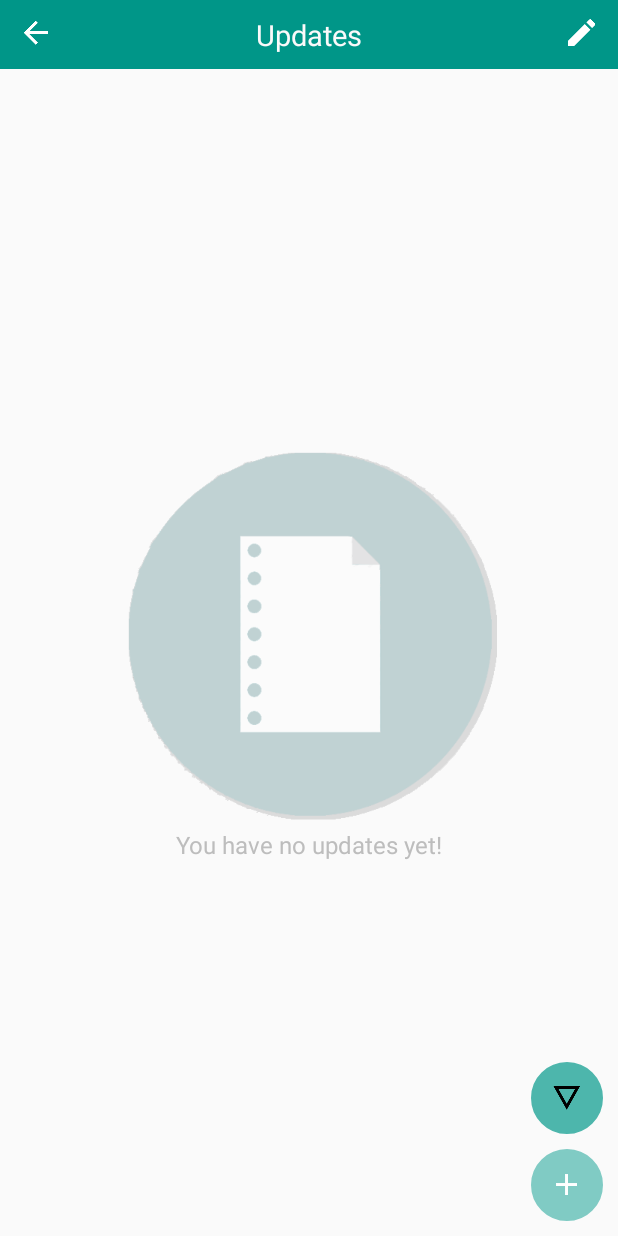
After one commit to rjhonsl/PetOneCRM1, an Android app: the Activity_Unsynced_Data screen opened directly, with no data from a screen before it, on a phone screen of 412 x 824 dp. The commit adds this screen. Run offline under Robolectric (Android 15) with nearby library versions, the phone set to English and light mode, and no system bars; network calls fail.

Commit message:
-Starting to Connect to Online DB -Uploading data that are not posted

```diff
--- a/app/src/main/AndroidManifest.xml
+++ b/app/src/main/AndroidManifest.xml
@@ -44,12 +44,17 @@
 
         <activity
             android:name=".Main.Activity_Add_ClientInfo"
-            android:label="Client Updates">
+            android:label="Client Information">
         </activity>
 
         <activity
             android:name=".Main.Activity_Edit_ClientInfo"
-            android:label="Client Information">
+            android:label="Client Edit Clientinfo">
+        </activity>
+
+        <activity
+            android:name=".Main.Activity_Unsynced_Data"
+            android:label="Unsynced Data">
         </activity>
 
         <activity
--- a/app/src/main/java/com/santeh/petone/crm/DBase/DB_Query_PetOneCRM.java
+++ b/app/src/main/java/com/santeh/petone/crm/DBase/DB_Query_PetOneCRM.java
@@ -1,5 +1,6 @@
 package com.santeh.petone.crm.DBase;
 
+import android.app.Activity;
 import android.content.ContentValues;
 import android.content.Context;
 import android.database.Cursor;
@@ -133,6 +134,35 @@ public class DB_Query_PetOneCRM {
 		}
 
 		return isExisting;
+	}
+
+	public Cursor getNotPosted_ClientInfo(Activity activity){
+
+		String query = "SELECT * FROM "+DB_Helper_PetOneCRM.TBL_CLIENTINFO+" WHERE "
+				+ DB_Helper_PetOneCRM.CL_CLIENTINFO_IsPosted + " = 0 AND "
+				+ DB_Helper_PetOneCRM.CL_CLIENTINFO_addedby + " = " + Helper.variables.getGlobalVar_currentUserID(activity)
+				;
+		String[] params = new String[] {};
+		return db.rawQuery(query, params);
+	}
+
+
+	public Cursor getNotPosted_Updates(Activity activity){
+
+		String query = "SELECT * FROM [SALES.PETONE.CRM.UPDATES] "
+				+ "INNER JOIN [SALES.PETONE.CRM.CLIENTINFO] ON "
+				+ "[SALES.PETONE.CRM.CLIENTINFO].ci_customerId = [SALES.PETONE.CRM.UPDATES].updates_clientid "
+				+ "WHERE [SALES.PETONE.CRM.CLIENTINFO].ci_addedby = "+ Helper.variables.getGlobalVar_currentUserID(activity);
+		String[] params = new String[] {};
+		return db.rawQuery(query, params);
+	}
+
+	public Cursor getNotPosted_userActivity(Activity activity){
+
+		String query = "SELECT * FROM[SALES.PETONE.CRM.USERS.ACTIVITY] "
+		+ " WHERE [SALES.PETONE.CRM.USERS.ACTIVITY] = "+ Helper.variables.getGlobalVar_currentUserID(activity);
+		String[] params = new String[] {};
+		return db.rawQuery(query, params);
 	}
 
 	public int getUser_Count() {
--- a/app/src/main/java/com/santeh/petone/crm/Main/Activity_LoginScreen.java
+++ b/app/src/main/java/com/santeh/petone/crm/Main/Activity_LoginScreen.java
@@ -498,6 +498,7 @@ public class Activity_LoginScreen extends Activity{
                                 intent.putExtra("fromActivity", "login");
                                 intent.putExtra("lat",fusedLocation.getLastKnowLocation().latitude+"");
                                 intent.putExtra("long",fusedLocation.getLastKnowLocation().longitude+"");
+                                Logging.userAction(activity, context, Logging.ACTION_LOGIN, Logging.TYPE_USER);
                                 startActivity(intent);
                             }else{
                                 Helper.common.toastLong(activity, "The account you are trying to use is not available for this application.");
--- /dev/null
+++ b/app/src/main/java/com/santeh/petone/crm/Main/Activity_Unsynced_Data.java
@@ -0,0 +1,18 @@
+package com.santeh.petone.crm.Main;
+
+import android.os.Bundle;
+import android.support.v4.app.FragmentActivity;
+
+import com.santeh.petone.crm.R;
+
+/**
+ * Created by rjhonsl on 1/7/2016.
+ */
+public class Activity_Unsynced_Data extends FragmentActivity {
+
+    @Override
+    protected void onCreate(Bundle savedInstanceState) {
+        super.onCreate(savedInstanceState);
+        setContentView(R.layout.activity_unsyced_data);
+    }
+}
--- a/app/src/main/java/com/santeh/petone/crm/Main/MapsActivity.java
+++ b/app/src/main/java/com/santeh/petone/crm/Main/MapsActivity.java
@@ -12,6 +12,8 @@ import android.support.v4.widget.DrawerLayout;
 import android.view.Gravity;
 import android.view.View;
 import android.view.WindowManager;
+import android.view.animation.AlphaAnimation;
+import android.view.animation.Animation;
 import android.widget.AdapterView;
 import android.widget.Button;
 import android.widget.ImageButton;
@@ -45,7 +47,7 @@ public class MapsActivity extends FragmentActivity implements OnMapReadyCallback
     Activity activity;
     Context context;
 
-    TextView txtposition, txtName, txtMaptype, txtExit;
+    TextView txtposition, txtName, txtMaptype, txtExit, txtTop;
     ImageButton btn_AddMarker, btn_closeAddMarker;
     DrawerLayout drawerLayout;
 
@@ -101,7 +103,29 @@ public class MapsActivity extends FragmentActivity implements OnMapReadyCallback
         btn_closeAddMarker.setVisibility(View.GONE);
         drawerLayout = (DrawerLayout) findViewById(R.id.drawerLayout);
         lvcustomers = (ListView) findViewById(R.id.lv_map_customers);
+        txtTop = (TextView) findViewById(R.id.txtTopTextView);
 
+        txtTop.setOnClickListener(new View.OnClickListener() {
+            @Override
+            public void onClick(View v) {
+                Intent intent = new Intent(activity, Activity_Unsynced_Data.class);
+                startActivity(intent);
+            }
+        });
+
+        int unpostedcount =  db.getNotPosted_ClientInfo(activity).getCount() + db.getNotPosted_Updates(activity).getCount();
+        if (unpostedcount > 0){
+            txtTop.setText("You have (" + unpostedcount + ") unsynced data!");
+            txtTop.setVisibility(View.VISIBLE);
+            Animation anim = new AlphaAnimation(0.7f, 1.0f);
+            anim.setDuration(800); //You can manage the blinking time with this parameter
+            anim.setStartOffset(200);
+            anim.setRepeatMode(Animation.REVERSE);
+            anim.setRepeatCount(Animation.INFINITE);
+            txtTop.startAnimation(anim);
+        }else{
+            txtTop.setVisibility(View.GONE);
+        }
 
         txtExit.setOnClickListener(new View.OnClickListener() {
             @Override
--- /dev/null
+++ b/app/src/main/res/layout/activity_unsyced_data.xml
@@ -0,0 +1,135 @@
+<RelativeLayout
+    xmlns:android="http://schemas.android.com/apk/res/android"
+    xmlns:tools="http://schemas.android.com/tools"
+    android:layout_width="match_parent"
+    android:layout_height="match_parent"
+    >
+
+
+    <LinearLayout
+        android:id="@+id/ll_titlebar"
+        android:background="@color/teal_500"
+        android:orientation="horizontal"
+        android:layout_width="fill_parent"
+        android:layout_height="wrap_content"
+        android:padding="10dp"
+        >
+
+        <ImageButton
+            android:layout_weight="1"
+            android:background="@drawable/bg_material_transparent"
+            android:src="@drawable/ic_arrow_back_white_24dp"
+            android:layout_width="0dp"
+            android:id="@+id/btn_title_left"
+            android:layout_height="wrap_content"/>
+
+        <TextView
+            android:text="Updates"
+            android:gravity="center"
+            android:id="@+id/title"
+            android:textSize="19sp"
+            android:layout_weight="12"
+            android:textColor="@color/background_material_light"
+            android:layout_width="0dp"
+            android:layout_height="wrap_content"/>
+
+        <ImageButton
+            android:layout_weight="1"
+            android:background="@drawable/bg_material_transparent"
+            android:src="@drawable/ic_edit_white_24dp"
+            android:layout_width="0dp"
+            android:id="@+id/btn_title_right"
+            android:layout_height="wrap_content"/>
+
+    </LinearLayout>
+
+
+    <LinearLayout android:layout_width="match_parent"
+                  android:layout_height="match_parent"
+                  android:layout_below="@+id/ll_titlebar"
+                  android:orientation="vertical">
+
+        <LinearLayout
+            android:id="@+id/ll_listviewHolder"
+            android:paddingTop="0dp"
+            android:paddingBottom="0dp"
+            android:paddingLeft="0dp"
+            android:paddingRight="0dp"
+            android:visibility="gone"
+            android:orientation="vertical"
+            android:layout_width="fill_parent"
+            android:layout_height="wrap_content">
+            <ListView
+                android:id="@+id/listview_clientUpdates"
+                android:animateLayoutChanges="true"
+                android:layout_width="fill_parent"
+                android:layout_height="wrap_content">
+            </ListView>
+        </LinearLayout>
+
+        <LinearLayout
+            android:id="@+id/ll_empty_update"
+            android:paddingTop="0dp"
+            android:paddingBottom="0dp"
+            android:paddingLeft="0dp"
+            android:paddingRight="0dp"
+            android:orientation="vertical"
+            android:layout_width="fill_parent"
+            android:layout_height="fill_parent"
+            android:gravity="center">
+
+            <ImageView
+                android:animateLayoutChanges="true"
+                android:layout_width="fill_parent"
+                android:layout_height="wrap_content"
+                android:src="@drawable/empty_doc">
+            </ImageView>
+
+            <TextView android:layout_width="wrap_content"
+                      android:textSize="16dp"
+                      android:textColor="@color/gray_400"
+                      android:layout_height="wrap_content"
+                      android:text="You have no updates yet!"/>
+        </LinearLayout>
+
+
+
+
+    </LinearLayout>
+
+
+    <FrameLayout android:layout_width="wrap_content"
+                 android:layout_height="wrap_content"
+                 android:layout_marginRight="10dp"
+                 android:layout_above="@+id/frame_add"
+                 android:layout_alignParentRight="true">
+
+
+        <ImageButton android:layout_width="wrap_content"
+                     android:background="@drawable/bg_teal_oval_100"
+                     android:padding="12dp"
+                     android:layout_height="wrap_content"
+                     android:src="@drawable/ic_details_black_24dp"
+                     android:id="@+id/btn_viewClientDetails"
+            />
+    </FrameLayout>
+
+    <FrameLayout android:layout_width="wrap_content"
+                 android:layout_height="wrap_content"
+                 android:layout_marginRight="10dp"
+                 android:layout_marginTop="10dp"
+                 android:layout_marginBottom="10dp"
+                 android:id="@+id/frame_add"
+                 android:layout_alignParentBottom="true"
+                 android:layout_alignParentRight="true">
+
+        <ImageButton android:layout_width="wrap_content"
+                     android:background="@drawable/bg_teal_oval_400"
+                     android:padding="12dp"
+                     android:layout_height="wrap_content"
+                     android:src="@drawable/ic_add_white_24dp"
+                     android:id="@+id/btn_addupdate"
+        />
+    </FrameLayout>
+
+</RelativeLayout>
```
